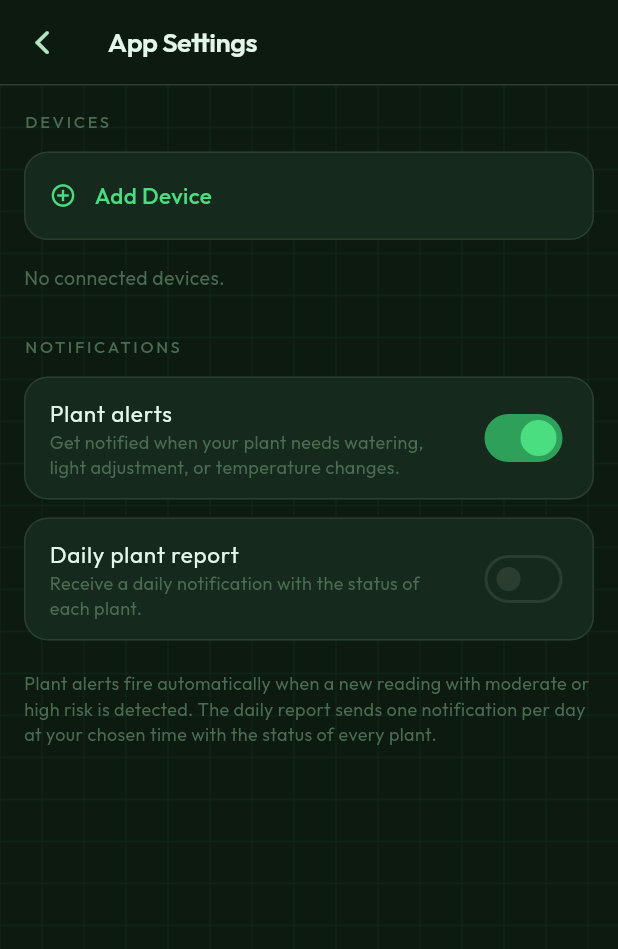
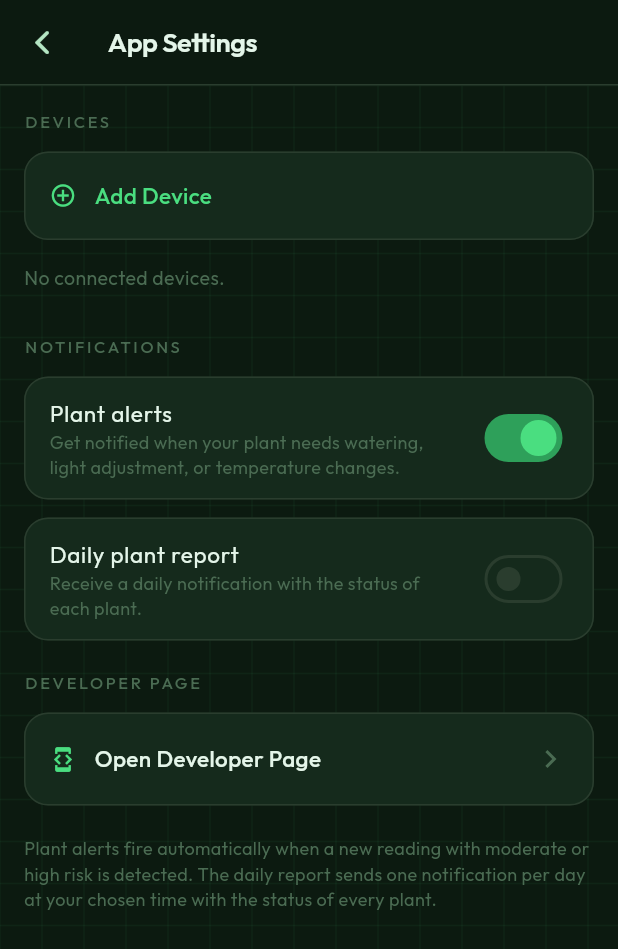
Before and after one commit to caseystijlaart/PlantHealthMonitoring, a Flutter app: the AppSettingsPage screen opened directly, on a phone screen of 412 x 824 dp. Shown: the top 949 px of the screen. Run offline on Flutter 3.47's test engine with Material 3 defaults, Android fonts, the phone set to English and light mode, and no system bars; our stand-ins replace fl_chart, flutter_blue_plus, flutter_local_notifications, flutter_timezone, google_fonts, permission_handler and 3 more; missing offline and left inert: wifi_scan; accounts and stored records are empty.

Commit message:
dev page

```diff
--- a/app/lib/screens/app_settings_page.dart
+++ b/app/lib/screens/app_settings_page.dart
@@ -9,6 +9,7 @@ import '../services/notification_service.dart';
 import '../services/supabase_service.dart';
 import '../widgets/grid_painter.dart';
 import 'device_scan_screen.dart';
+import 'dev_dash.dart';
 
 class AppSettingsPage extends StatefulWidget {
   const AppSettingsPage({super.key});
@@ -19,12 +20,15 @@ class AppSettingsPage extends StatefulWidget {
 
 class _AppSettingsPageState extends State<AppSettingsPage> {
   bool _notifications = AppSettings.notificationsEnabled;
-  bool _dailyReport   = AppSettings.dailyReportEnabled;
-  int  _reportHour    = AppSettings.dailyReportHour;
-  int  _reportMinute  = const [0, 15, 30, 45].reduce((a, b) =>
-      (AppSettings.dailyReportMinute - a).abs() <= (AppSettings.dailyReportMinute - b).abs()
+  bool _dailyReport = AppSettings.dailyReportEnabled;
+  int _reportHour = AppSettings.dailyReportHour;
+  int _reportMinute = const [0, 15, 30, 45].reduce(
+    (a, b) =>
+        (AppSettings.dailyReportMinute - a).abs() <=
+            (AppSettings.dailyReportMinute - b).abs()
         ? a
-          : b);
+        : b,
+  );
 
   List<String> _plants = [];
   List<Map<String, dynamic>> _devices = [];
@@ -40,7 +44,11 @@ class _AppSettingsPageState extends State<AppSettingsPage> {
   Future<void> _loadPlants() async {
     final res = await supabase.from('plant_settings').select('plant_label');
     if (!mounted) return;
-    setState(() => _plants = (res as List).map((e) => e['plant_label'] as String).toList());
+    setState(
+      () => _plants = (res as List)
+          .map((e) => e['plant_label'] as String)
+          .toList(),
+    );
   }
 
   Future<void> _loadDevices() async {
@@ -79,10 +87,15 @@ class _AppSettingsPageState extends State<AppSettingsPage> {
         backgroundColor: AppColors.surface,
         shape: RoundedRectangleBorder(
           borderRadius: BorderRadius.circular(16),
-            side: const BorderSide(color: AppColors.border)),
-        title: Text('Remove device?',
+          side: const BorderSide(color: AppColors.border),
+        ),
+        title: Text(
+          'Remove device?',
           style: GoogleFonts.outfit(
-                color: AppColors.textHigh, fontWeight: FontWeight.w600)),
+            color: AppColors.textHigh,
+            fontWeight: FontWeight.w600,
+          ),
+        ),
         content: Text(
           'This will remove "$plantLabel" and reset the ESP32 back to provisioning mode. The device will need to be paired again.',
           style: GoogleFonts.outfit(color: AppColors.textMid, fontSize: 14),
@@ -90,13 +103,20 @@ class _AppSettingsPageState extends State<AppSettingsPage> {
         actions: [
           TextButton(
             onPressed: () => Navigator.of(ctx).pop(false),
-            child: Text('Cancel', style: GoogleFonts.outfit(color: AppColors.textLow)),
+            child: Text(
+              'Cancel',
+              style: GoogleFonts.outfit(color: AppColors.textLow),
+            ),
           ),
           TextButton(
             onPressed: () => Navigator.of(ctx).pop(true),
-            child: Text('Remove',
+            child: Text(
+              'Remove',
               style: GoogleFonts.outfit(
-                    color: const Color(0xFFF87171), fontWeight: FontWeight.w600)),
+                color: const Color(0xFFF87171),
+                fontWeight: FontWeight.w600,
+              ),
+            ),
           ),
         ],
       ),
@@ -105,36 +125,41 @@ class _AppSettingsPageState extends State<AppSettingsPage> {
     if (deviceId == null) return;
 
     try {
-      // Signal the ESP32 to factory-reset, then remove the plant so it
-      // disappears from the UI. Do NOT delete the devices row here: the firmware
-      // polls trigger_reset (every ~5s) and must still find the row to see the
-      // flag. The device deletes its own row during the reset (CloudService::
-      // DeleteDevice) before rebooting into BLE provisioning mode. Deleting it
-      // here would race the device and leave it running, never re-advertising.
       await supabase
           .from('devices')
-          .update({'trigger_reset': true}).eq('device_id', deviceId);
+          .update({'trigger_reset': true})
+          .eq('device_id', deviceId);
       await supabase.from('plant_settings').delete().eq('device_id', deviceId);
       await _loadDevices();
       await _loadPlants();
     } catch (e) {
       if (!mounted) return;
-      ScaffoldMessenger.of(context).showSnackBar(SnackBar(
-        content: Text('Failed to remove device: $e',
-            style: GoogleFonts.outfit(color: AppColors.textHigh)),
+      ScaffoldMessenger.of(context).showSnackBar(
+        SnackBar(
+          content: Text(
+            'Failed to remove device: $e',
+            style: GoogleFonts.outfit(color: AppColors.textHigh),
+          ),
           backgroundColor: const Color(0xFFF87171),
           behavior: SnackBarBehavior.floating,
-      ));
+        ),
+      );
     }
   }
 
   Future<void> _applyDailyReport(bool enabled) async {
     setState(() => _dailyReport = enabled);
     await AppSettings.setDailyReport(
-        enabled: enabled, hour: _reportHour, minute: _reportMinute);
+      enabled: enabled,
+      hour: _reportHour,
+      minute: _reportMinute,
+    );
     if (enabled) {
       await NotificationService.scheduleDailyReport(
-          plants: _plants, hour: _reportHour, minute: _reportMinute);
+        plants: _plants,
+        hour: _reportHour,
+        minute: _reportMinute,
+      );
     } else {
       await NotificationService.cancelDailyReport();
     }
@@ -146,10 +171,16 @@ class _AppSettingsPageState extends State<AppSettingsPage> {
       if (minute != null) _reportMinute = minute;
     });
     await AppSettings.setDailyReport(
-        enabled: _dailyReport, hour: _reportHour, minute: _reportMinute);
+      enabled: _dailyReport,
+      hour: _reportHour,
+      minute: _reportMinute,
+    );
     if (_dailyReport) {
       await NotificationService.scheduleDailyReport(
-          plants: _plants, hour: _reportHour, minute: _reportMinute);
+        plants: _plants,
+        hour: _reportHour,
+        minute: _reportMinute,
+      );
     }
   }
 
@@ -173,11 +204,13 @@ class _AppSettingsPageState extends State<AppSettingsPage> {
         leading: IconButton(
           tooltip: "Back",
           onPressed: () => Navigator.of(context).pop(),
-            icon: const Icon(CupertinoIcons.back)),
+          icon: const Icon(CupertinoIcons.back),
+        ),
         title: const Text("App Settings"),
         bottom: PreferredSize(
           preferredSize: const Size.fromHeight(1),
-            child: Container(height: 1, color: AppColors.border)),
+          child: Container(height: 1, color: AppColors.border),
+        ),
       ),
       body: Stack(
         children: [
@@ -189,35 +222,49 @@ class _AppSettingsPageState extends State<AppSettingsPage> {
                 child: ListView(
                   padding: const EdgeInsets.all(16),
                   children: [
-                    Text("DEVICES",
+                    Text(
+                      "DEVICES",
                       style: GoogleFonts.outfit(
                         fontSize: 11,
                         fontWeight: FontWeight.w500,
                         color: AppColors.textLow,
-                            letterSpacing: 1.8)),
+                        letterSpacing: 1.8,
+                      ),
+                    ),
                     const SizedBox(height: 12),
+
                     if (defaultTargetPlatform == TargetPlatform.android) ...[
                       _settingsTile(
                         child: InkWell(
                           borderRadius: BorderRadius.circular(16),
                           onTap: () async {
                             await Navigator.of(context).push(
-                              MaterialPageRoute(builder: (_) => const DeviceScanScreen()),
+                              MaterialPageRoute(
+                                builder: (_) => const DeviceScanScreen(),
+                              ),
                             );
                             _loadDevices();
                           },
                           child: Padding(
                             padding: const EdgeInsets.symmetric(vertical: 14),
-                            child: Row(children: [
-                              const Icon(Icons.add_circle_outline,
-                                  size: 18, color: AppColors.accent),
+                            child: Row(
+                              children: [
+                                const Icon(
+                                  Icons.add_circle_outline,
+                                  size: 18,
+                                  color: AppColors.accent,
+                                ),
                                 const SizedBox(width: 12),
-                              Text('Add Device',
+                                Text(
+                                  'Add Device',
                                   style: GoogleFonts.outfit(
                                     color: AppColors.accent,
                                     fontSize: 15,
-                                      fontWeight: FontWeight.w500)),
-                            ]),
+                                    fontWeight: FontWeight.w500,
+                                  ),
+                                ),
+                              ],
+                            ),
                           ),
                         ),
                       ),
@@ -225,46 +272,72 @@ class _AppSettingsPageState extends State<AppSettingsPage> {
                       _settingsTile(
                         child: Padding(
                           padding: const EdgeInsets.symmetric(vertical: 14),
-                          child: Row(children: [
-                            const Icon(Icons.bluetooth_disabled,
-                                size: 18, color: AppColors.textLow),
+                          child: Row(
+                            children: [
+                              const Icon(
+                                Icons.bluetooth_disabled,
+                                size: 18,
+                                color: AppColors.textLow,
+                              ),
                               const SizedBox(width: 12),
                               Expanded(
-                                child: Text('Add Device (Android only)',
+                                child: Text(
+                                  'Add Device (Android only)',
                                   style: GoogleFonts.outfit(
-                                        color: AppColors.textLow, fontSize: 14))),
-                          ]),
+                                    color: AppColors.textLow,
+                                    fontSize: 14,
+                                  ),
                                 ),
                               ),
                             ],
+                          ),
+                        ),
+                      ),
+                    ],
+
                     const SizedBox(height: 8),
+
                     if (_devicesLoading)
                       const Padding(
                         padding: EdgeInsets.symmetric(vertical: 16),
                         child: Center(
                           child: CircularProgressIndicator(
-                                color: AppColors.accent, strokeWidth: 2)),
+                            color: AppColors.accent,
+                            strokeWidth: 2,
+                          ),
+                        ),
                       )
                     else if (_devices.isEmpty)
                       Padding(
                         padding: const EdgeInsets.symmetric(vertical: 8),
-                        child: Text('No connected devices.',
+                        child: Text(
+                          'No connected devices.',
                           style: GoogleFonts.outfit(
-                                color: AppColors.textLow, fontSize: 13)),
+                            color: AppColors.textLow,
+                            fontSize: 13,
+                          ),
+                        ),
                       )
                     else
                       ...(_devices.map((device) {
                         final online = device['online'] as bool? ?? false;
-                        final label = device['plant_label'] as String? ?? 'Unknown';
+                        final label =
+                            device['plant_label'] as String? ?? 'Unknown';
                         final id = device['device_id'] as String? ?? '';
-                        final shortId = id.length >= 8 ? id.substring(0, 8) : id;
+                        final shortId = id.length >= 8
+                            ? id.substring(0, 8)
+                            : id;
+
                         return Padding(
                           padding: const EdgeInsets.only(bottom: 8),
                           child: _settingsTile(
                             child: Padding(
                               padding: const EdgeInsets.symmetric(
-                                  vertical: 10, horizontal: 0),
-                              child: Row(children: [
+                                vertical: 10,
+                                horizontal: 0,
+                              ),
+                              child: Row(
+                                children: [
                                   Container(
                                     width: 8,
                                     height: 8,
@@ -278,15 +351,19 @@ class _AppSettingsPageState extends State<AppSettingsPage> {
                                   const SizedBox(width: 12),
                                   Expanded(
                                     child: Column(
-                                    crossAxisAlignment: CrossAxisAlignment.start,
+                                      crossAxisAlignment:
+                                          CrossAxisAlignment.start,
                                       children: [
-                                      Text(label,
+                                        Text(
+                                          label,
                                           style: GoogleFonts.outfit(
                                             color: online
                                                 ? AppColors.textHigh
                                                 : AppColors.textMid,
                                             fontSize: 15,
-                                              fontWeight: FontWeight.w500)),
+                                            fontWeight: FontWeight.w500,
+                                          ),
+                                        ),
                                         Text(
                                           online
                                               ? 'Online · $shortId…'
@@ -295,7 +372,8 @@ class _AppSettingsPageState extends State<AppSettingsPage> {
                                             color: online
                                                 ? AppColors.accent
                                                 : AppColors.textLow,
-                                            fontSize: 11),
+                                            fontSize: 11,
+                                          ),
                                         ),
                                       ],
                                     ),
@@ -303,32 +381,49 @@ class _AppSettingsPageState extends State<AppSettingsPage> {
                                   IconButton(
                                     tooltip: 'Remove device',
                                     onPressed: () => _deleteDevice(device),
-                                  icon: const Icon(Icons.delete_outline,
-                                      size: 18, color: Color(0xFFF87171)),
+                                    icon: const Icon(
+                                      Icons.delete_outline,
+                                      size: 18,
+                                      color: Color(0xFFF87171),
                                     ),
-                              ]),
+                                  ),
+                                ],
+                              ),
                             ),
                           ),
                         );
                       })),
+
                     const SizedBox(height: 20),
-                    Text("NOTIFICATIONS",
+
+                    Text(
+                      "NOTIFICATIONS",
                       style: GoogleFonts.outfit(
                         fontSize: 11,
                         fontWeight: FontWeight.w500,
                         color: AppColors.textLow,
-                            letterSpacing: 1.8)),
+                        letterSpacing: 1.8,
+                      ),
+                    ),
                     const SizedBox(height: 12),
+
                     _settingsTile(
                       child: SwitchListTile(
                         contentPadding: EdgeInsets.zero,
-                        title: Text("Plant alerts",
+                        title: Text(
+                          "Plant alerts",
                           style: GoogleFonts.outfit(
-                                color: AppColors.textHigh, fontSize: 15)),
+                            color: AppColors.textHigh,
+                            fontSize: 15,
+                          ),
+                        ),
                         subtitle: Text(
                           "Get notified when your plant needs watering, light adjustment, or temperature changes.",
                           style: GoogleFonts.outfit(
-                                color: AppColors.textLow, fontSize: 12)),
+                            color: AppColors.textLow,
+                            fontSize: 12,
+                          ),
+                        ),
                         value: _notifications,
                         activeThumbColor: AppColors.accent,
                         activeTrackColor: AppColors.accentDim,
@@ -338,18 +433,28 @@ class _AppSettingsPageState extends State<AppSettingsPage> {
                         },
                       ),
                     ),
+
                     const SizedBox(height: 12),
+
                     _settingsTile(
-                      child: Column(children: [
+                      child: Column(
+                        children: [
                           SwitchListTile(
                             contentPadding: EdgeInsets.zero,
-                          title: Text("Daily plant report",
+                            title: Text(
+                              "Daily plant report",
                               style: GoogleFonts.outfit(
-                                  color: AppColors.textHigh, fontSize: 15)),
+                                color: AppColors.textHigh,
+                                fontSize: 15,
+                              ),
+                            ),
                             subtitle: Text(
                               "Receive a daily notification with the status of each plant.",
                               style: GoogleFonts.outfit(
-                                  color: AppColors.textLow, fontSize: 12)),
+                                color: AppColors.textLow,
+                                fontSize: 12,
+                              ),
+                            ),
                             value: _dailyReport,
                             activeThumbColor: AppColors.accent,
                             activeTrackColor: AppColors.accentDim,
@@ -359,10 +464,15 @@ class _AppSettingsPageState extends State<AppSettingsPage> {
                             Container(height: 1, color: AppColors.border),
                             Padding(
                               padding: const EdgeInsets.symmetric(vertical: 12),
-                            child: Row(children: [
-                              Text("Report time",
+                              child: Row(
+                                children: [
+                                  Text(
+                                    "Report time",
                                     style: GoogleFonts.outfit(
-                                      color: AppColors.textMid, fontSize: 14)),
+                                      color: AppColors.textMid,
+                                      fontSize: 14,
+                                    ),
+                                  ),
                                   const Spacer(),
                                   DropdownButton<int>(
                                     value: _reportHour,
@@ -370,44 +480,118 @@ class _AppSettingsPageState extends State<AppSettingsPage> {
                                     style: GoogleFonts.outfit(
                                       color: AppColors.accent,
                                       fontSize: 15,
-                                    fontWeight: FontWeight.w600),
+                                      fontWeight: FontWeight.w600,
+                                    ),
                                     underline: const SizedBox.shrink(),
                                     items: List.generate(
                                       24,
                                       (h) => DropdownMenuItem(
                                         value: h,
-                                        child: Text(h.toString().padLeft(2, '0')))),
+                                        child: Text(
+                                          h.toString().padLeft(2, '0'),
+                                        ),
+                                      ),
+                                    ),
                                     onChanged: (h) => _updateTime(hour: h),
                                   ),
-                              Text(":",
+                                  Text(
+                                    ":",
                                     style: GoogleFonts.outfit(
                                       color: AppColors.textMid,
                                       fontSize: 15,
-                                      fontWeight: FontWeight.w600)),
+                                      fontWeight: FontWeight.w600,
+                                    ),
+                                  ),
                                   DropdownButton<int>(
                                     value: _reportMinute,
                                     dropdownColor: AppColors.surface2,
                                     style: GoogleFonts.outfit(
                                       color: AppColors.accent,
                                       fontSize: 15,
-                                    fontWeight: FontWeight.w600),
+                                      fontWeight: FontWeight.w600,
+                                    ),
                                     underline: const SizedBox.shrink(),
                                     items: [0, 15, 30, 45]
-                                    .map((m) => DropdownMenuItem(
+                                        .map(
+                                          (m) => DropdownMenuItem(
                                             value: m,
-                                        child: Text(m.toString().padLeft(2, '0'))))
+                                            child: Text(
+                                              m.toString().padLeft(2, '0'),
+                                            ),
+                                          ),
+                                        )
                                         .toList(),
                                     onChanged: (m) => _updateTime(minute: m),
                                   ),
-                            ]),
+                                ],
+                              ),
                             ),
                           ],
-                      ]),
+                        ],
                       ),
+                    ),
+
                     const SizedBox(height: 20),
+
+                    // 👇 NEW SECTION
+                    Text(
+                      "DEVELOPER PAGE",
+                      style: GoogleFonts.outfit(
+                        fontSize: 11,
+                        fontWeight: FontWeight.w500,
+                        color: AppColors.textLow,
+                        letterSpacing: 1.8,
+                      ),
+                    ),
+
+                    const SizedBox(height: 12),
+
+                    _settingsTile(
+                      child: InkWell(
+                        borderRadius: BorderRadius.circular(16),
+                        onTap: () {
+                          Navigator.of(context).push(
+                            MaterialPageRoute(builder: (_) => const DevDash()),
+                          );
+                        },
+                        child: Padding(
+                          padding: const EdgeInsets.symmetric(vertical: 14),
+                          child: Row(
+                            children: [
+                              const Icon(
+                                Icons.developer_mode,
+                                size: 18,
+                                color: AppColors.accent,
+                              ),
+                              const SizedBox(width: 12),
+                              Expanded(
+                                child: Text(
+                                  'Open Developer Page',
+                                  style: GoogleFonts.outfit(
+                                    color: AppColors.textHigh,
+                                    fontSize: 15,
+                                    fontWeight: FontWeight.w500,
+                                  ),
+                                ),
+                              ),
+                              const Icon(
+                                Icons.chevron_right,
+                                color: AppColors.textLow,
+                              ),
+                            ],
+                          ),
+                        ),
+                      ),
+                    ),
+
+                    const SizedBox(height: 20),
+
                     Text(
                       "Plant alerts fire automatically when a new reading with moderate or high risk is detected. The daily report sends one notification per day at your chosen time with the status of every plant.",
-                      style: GoogleFonts.outfit(fontSize: 12, color: AppColors.textLow),
+                      style: GoogleFonts.outfit(
+                        fontSize: 12,
+                        color: AppColors.textLow,
+                      ),
                     ),
                   ],
                 ),
```
Also changed, not shown: app/lib/screens/dev_dash.dart (added, +229 -0 lines). Lines whose indentation alone changed are shown as unchanged.
